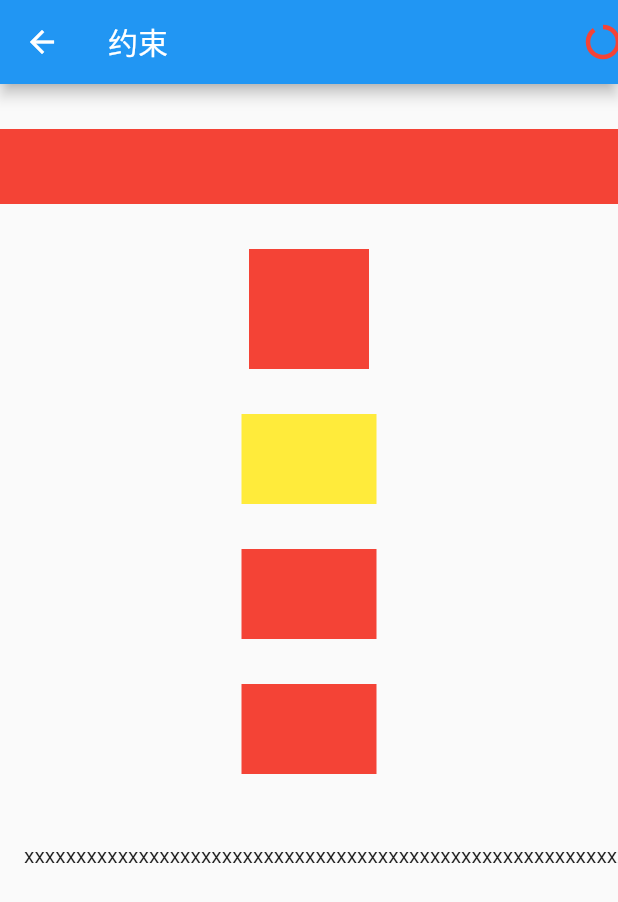
After one commit to wg689/Flutter, a Flutter app: the SizeConstraintsRoute screen opened directly, on a phone screen of 412 x 824 dp. The commit adds this screen. Shown: the top 902 px of the screen. Run offline on Flutter 3.47's test engine with Material 2 defaults, Android fonts, the phone set to English and light mode, and no system bars; our stand-ins replace webview_flutter; missing offline and left inert: dart:ffi, flukit.

Commit message:
布局相关

```diff
--- /dev/null
+++ b/tiziapp/lib/chapter4/constraints.dart
@@ -0,0 +1,90 @@
+import 'package:flutter/material.dart';
+
+class SizeConstraintsRoute extends StatelessWidget {
+  const SizeConstraintsRoute({Key? key}) : super(key: key);
+
+  @override
+  Widget build(BuildContext context) {
+    Widget redBox = const DecoratedBox(
+      decoration: BoxDecoration(color: Colors.red),
+    );
+
+    Widget yellowBox = const DecoratedBox(
+      decoration: BoxDecoration(color: Colors.yellow),
+    );
+    return Scaffold(
+      appBar: AppBar(
+        title: const Text("约束"),
+        // ignore: unnecessary_const
+        actions: const <Widget>[
+          UnconstrainedBox(
+            child: SizedBox(
+              width: 20,
+              height: 20,
+              child: CircularProgressIndicator(
+                strokeWidth: 3,
+                value: .9,
+                valueColor: AlwaysStoppedAnimation(Colors.red),
+              ),
+            ),
+          ),
+        ],
+      ),
+      body: SingleChildScrollView(
+        child: Column(
+          children: <Widget>[
+            ConstrainedBox(
+              constraints: const BoxConstraints(
+                minWidth: double.infinity,
+                minHeight: 50.0,
+              ),
+              child: SizedBox(height: 5.0, child: redBox),
+            ),
+            SizedBox(width: 80.0, height: 80.0, child: redBox),
+            ConstrainedBox(
+              constraints:
+                  const BoxConstraints(minWidth: 60.0, minHeight: 60.0),
+              child: ConstrainedBox(
+                constraints:
+                    const BoxConstraints(minWidth: 90, minHeight: 20.0),
+                child: yellowBox,
+              ),
+            ),
+            ConstrainedBox(
+              constraints:
+                  const BoxConstraints(minWidth: 90.0, minHeight: 20.0),
+              child: ConstrainedBox(
+                constraints:
+                    const BoxConstraints(minWidth: 60.0, minHeight: 60.0),
+                child: redBox,
+              ),
+            ),
+            ConstrainedBox(
+              constraints:
+                  const BoxConstraints(minWidth: 90.0, minHeight: 20.0),
+              child: ConstrainedBox(
+                constraints:
+                    const BoxConstraints(minWidth: 60.0, minHeight: 60.0),
+                child: redBox,
+              ),
+            ),
+            UnconstrainedBox(
+              alignment: Alignment.topLeft,
+              child: Padding(
+                padding: const EdgeInsets.all(16),
+                child: Row(
+                  children: [Text('xx' * 30)],
+                ),
+              ),
+            )
+          ]
+              .map((e) => Padding(
+                    padding: const EdgeInsets.only(top: 30),
+                    child: e,
+                  ))
+              .toList(),
+        ),
+      ),
+    );
+  }
+}
```
Also changed, not shown: tiziapp/lib/chapter4/afterlayout.dart (added, +87 -0 lines), tiziapp/lib/chapter4/align.dart (added, +67 -0 lines), tiziapp/lib/chapter4/layoutbuilder.dart (added, +57 -0 lines), tiziapp/lib/chapter4/row_column.dart (added, +20 -0 lines), tiziapp/lib/chapter4/stack.dart (added, +33 -0 lines), tiziapp/lib/chapter4/table.dart (added, +66 -0 lines), tiziapp/lib/chapter4/wrap_and_flow.dart (added, +115 -0 lines), tiziapp/lib/chapter5/clip.dart (added, +80 -0 lines), tiziapp/lib/main.dart (+26 -0 lines), tiziapp/lib/chapter4/index.dart (added), tiziapp/lib/chapter5/container.dart (added), tiziapp/lib/chapter5/decoratedbox.dart (added), tiziapp/lib/chapter5/fittedbox.dart (added), tiziapp/lib/chapter5/index.dart (added), 3 more files.
